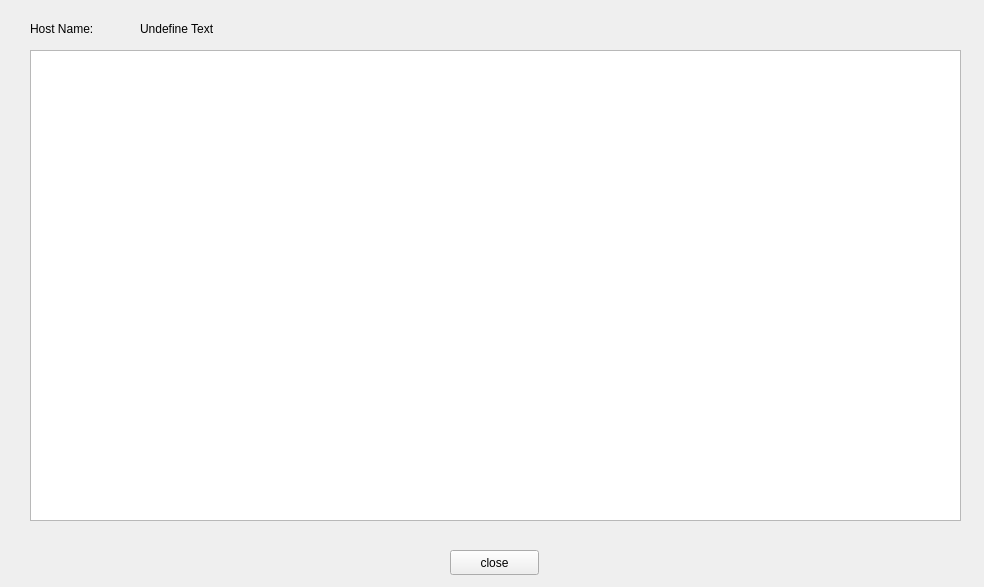
Before: the Qt Designer form ws/src/ros_qt_sen/src/install_shell/install_process/install_process.ui in cocobird231/RV1-gui, drawn with Qt 5.
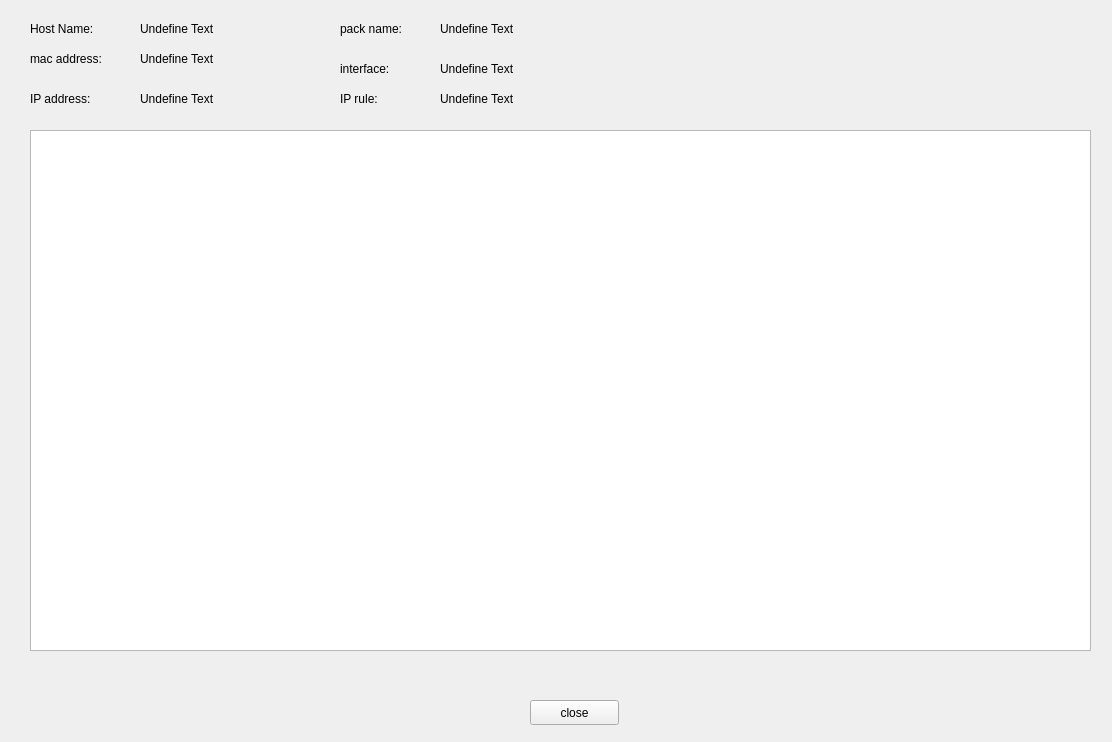
After: the same form once the commit is applied.

Commit message: fix host name error use form to display install message

Patch:
```diff
--- a/ws/src/ros_qt_sen/src/install_shell/install_process/install_process.ui
+++ b/ws/src/ros_qt_sen/src/install_shell/install_process/install_process.ui
@@ -6,8 +6,8 @@
    <rect>
     <x>0</x>
     <y>0</y>
-    <width>984</width>
-    <height>587</height>
+    <width>1112</width>
+    <height>742</height>
    </rect>
   </property>
   <property name="windowTitle">
@@ -43,17 +43,17 @@
    <property name="geometry">
     <rect>
      <x>30</x>
-     <y>50</y>
-     <width>931</width>
-     <height>471</height>
+     <y>130</y>
+     <width>1061</width>
+     <height>521</height>
     </rect>
    </property>
   </widget>
   <widget class="QPushButton" name="pushButton">
    <property name="geometry">
     <rect>
-     <x>450</x>
-     <y>550</y>
+     <x>530</x>
+     <y>700</y>
      <width>89</width>
      <height>25</height>
     </rect>
@@ -62,6 +62,136 @@
     <string>close</string>
    </property>
   </widget>
+  <widget class="QLabel" name="label_3">
+   <property name="geometry">
+    <rect>
+     <x>30</x>
+     <y>50</y>
+     <width>101</width>
+     <height>17</height>
+    </rect>
+   </property>
+   <property name="text">
+    <string>mac address:</string>
+   </property>
+  </widget>
+  <widget class="QLabel" name="label_4">
+   <property name="geometry">
+    <rect>
+     <x>30</x>
+     <y>90</y>
+     <width>91</width>
+     <height>17</height>
+    </rect>
+   </property>
+   <property name="text">
+    <string>IP address:</string>
+   </property>
+  </widget>
+  <widget class="QLabel" name="label_5">
+   <property name="geometry">
+    <rect>
+     <x>340</x>
+     <y>20</y>
+     <width>91</width>
+     <height>17</height>
+    </rect>
+   </property>
+   <property name="text">
+    <string>pack name:</string>
+   </property>
+  </widget>
+  <widget class="QLabel" name="label_6">
+   <property name="geometry">
+    <rect>
+     <x>340</x>
+     <y>60</y>
+     <width>81</width>
+     <height>17</height>
+    </rect>
+   </property>
+   <property name="text">
+    <string>interface:</string>
+   </property>
+  </widget>
+  <widget class="QLabel" name="label_7">
+   <property name="geometry">
+    <rect>
+     <x>340</x>
+     <y>90</y>
+     <width>67</width>
+     <height>17</height>
+    </rect>
+   </property>
+   <property name="text">
+    <string>IP rule:</string>
+   </property>
+  </widget>
+  <widget class="QLabel" name="label_8">
+   <property name="geometry">
+    <rect>
+     <x>140</x>
+     <y>50</y>
+     <width>121</width>
+     <height>17</height>
+    </rect>
+   </property>
+   <property name="text">
+    <string>Undefine Text</string>
+   </property>
+  </widget>
+  <widget class="QLabel" name="label_9">
+   <property name="geometry">
+    <rect>
+     <x>140</x>
+     <y>90</y>
+     <width>121</width>
+     <height>17</height>
+    </rect>
+   </property>
+   <property name="text">
+    <string>Undefine Text</string>
+   </property>
+  </widget>
+  <widget class="QLabel" name="label_10">
+   <property name="geometry">
+    <rect>
+     <x>440</x>
+     <y>20</y>
+     <width>121</width>
+     <height>17</height>
+    </rect>
+   </property>
+   <property name="text">
+    <string>Undefine Text</string>
+   </property>
+  </widget>
+  <widget class="QLabel" name="label_11">
+   <property name="geometry">
+    <rect>
+     <x>440</x>
+     <y>60</y>
+     <width>121</width>
+     <height>17</height>
+    </rect>
+   </property>
+   <property name="text">
+    <string>Undefine Text</string>
+   </property>
+  </widget>
+  <widget class="QLabel" name="label_12">
+   <property name="geometry">
+    <rect>
+     <x>440</x>
+     <y>90</y>
+     <width>121</width>
+     <height>17</height>
+    </rect>
+   </property>
+   <property name="text">
+    <string>Undefine Text</string>
+   </property>
+  </widget>
  </widget>
  <resources/>
  <connections/>
```
The commit also changes 5 other files.
